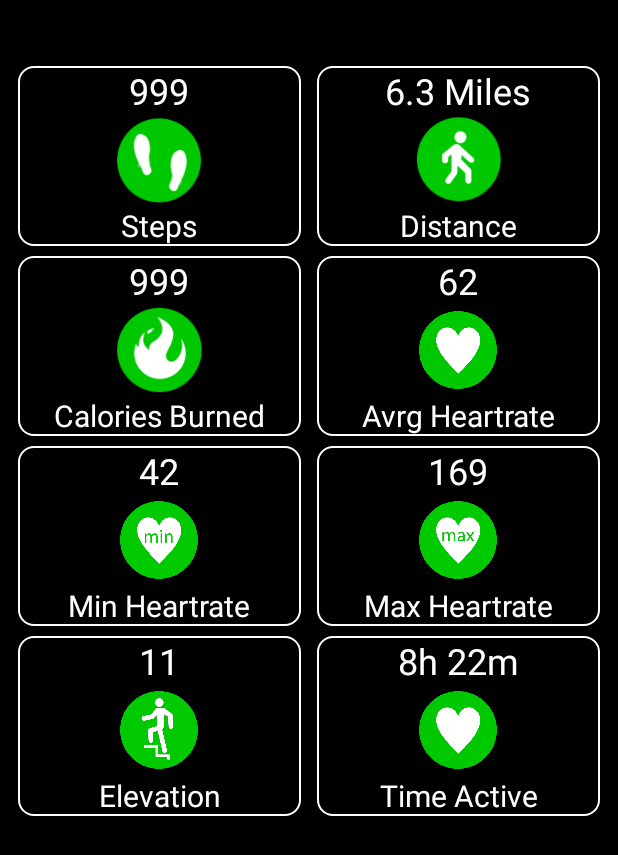
After one commit to group3fitbit/FitBitTracker, an Android app: the DashboardMainActivity screen opened directly, with no data from a screen before it, on a phone screen of 412 x 824 dp. The commit adds this screen. Shown: the top 855 px of the screen. Run offline under Robolectric (Android 15) with nearby library versions, the phone set to English and light mode, and no system bars.

Commit message:
Initial commit of dashboard activity

```diff
--- a/app/src/main/AndroidManifest.xml
+++ b/app/src/main/AndroidManifest.xml
@@ -15,6 +15,10 @@
                 <category android:name="android.intent.category.LAUNCHER" />
             </intent-filter>
         </activity>
+        <activity
+            android:name=".DashboardMainActivity"
+            android:screenOrientation="portrait">
+        </activity>
     </application>
 
 </manifest>
--- /dev/null
+++ b/app/src/main/java/tempreture/android/csulb/edu/fitbitapp/Constants.java
@@ -0,0 +1,17 @@
+package tempreture.android.csulb.edu.fitbitapp;
+
+/**
+ * Created by Adrian on 21.10.2016.
+ */
+
+public class Constants {
+
+    public static final String cSTEPS = "STEPS";
+    public static final String cDISTANCE = "DISTANCE";
+    public static final String cCALORIES = "CALORIES";
+    public static final String cAVRGHEARTRATE = "AVRGHEARTRATE";
+    public static final String cMAXHEARTRATE = "MAXHEARTRATE";
+    public static final String cMINHEARTRATE = "MINHEARTRATE";
+    public static final String cELEVATION = "ELEVATION";
+    public static final String cTIMEACTIVE = "TIMEACTIVE";
+}
--- /dev/null
+++ b/app/src/main/java/tempreture/android/csulb/edu/fitbitapp/DashboardMainActivity.java
@@ -0,0 +1,61 @@
+package tempreture.android.csulb.edu.fitbitapp;
+
+import android.app.Activity;
+import android.os.Bundle;
+import android.widget.TextView;
+
+import java.util.ArrayList;
+
+/**
+ * Created by Adrian on 21.10.2016.
+ */
+
+public class DashboardMainActivity extends Activity {
+
+    private TextView textView_dashboard_steps;
+    private TextView textView_dashboard_distance;
+    private TextView textView_dashboard_calories;
+    private TextView textView_dashboard_avrgHeartrate;
+    private TextView textView_dashboard_maxHeartrate;
+    private TextView textView_dashboard_minHeartrate;
+    private TextView textView_dashboard_elevation;
+    private TextView textView_dashboard_timeActive;
+
+    @Override
+    protected void onCreate(Bundle savedInstanceState) {
+        super.onCreate(savedInstanceState);
+        setContentView(R.layout.activity_dashboard_main);
+        initViewElements();
+    }
+
+    /**
+     * Initializes all gui elements which might be modified by code later on.
+     */
+    public void initViewElements() {
+        this.textView_dashboard_steps = (TextView) findViewById(R.id.textView_dashboard_steps);
+        this.textView_dashboard_distance = (TextView) findViewById(R.id.textView_dashboard_distance);
+        this.textView_dashboard_calories = (TextView) findViewById(R.id.textView_dashboard_calories);
+        this.textView_dashboard_avrgHeartrate = (TextView) findViewById(R.id.textView_dashboard_avrgHeartrate);
+        this.textView_dashboard_maxHeartrate = (TextView) findViewById(R.id.textView_dashboard_maxHeartrate);
+        this.textView_dashboard_minHeartrate = (TextView) findViewById(R.id.textView_dashboard_minHeartrate);
+        this.textView_dashboard_elevation = (TextView) findViewById(R.id.textView_dashboard_elevation);
+        this.textView_dashboard_timeActive = (TextView) findViewById(R.id.textView_dashboard_timeActive);
+
+    }
+
+//    @Override
+//    public void onResume() {
+//        super.onResume();
+//                ArrayList<Double> loadItemList_Steps = Util.getLoadItemlist(999.00);
+//                for (Double d : loadItemList_Steps) {
+//
+//                    textView_dashboard_steps.setText(String.format("%.2f", d));
+//                    try {
+//                        Thread.sleep(15);
+//                    } catch (InterruptedException e) {
+//                        e.printStackTrace();
+//                    }
+//                }
+//
+//    }
+}
--- a/app/src/main/java/tempreture/android/csulb/edu/fitbitapp/MainActivity.java
+++ b/app/src/main/java/tempreture/android/csulb/edu/fitbitapp/MainActivity.java
@@ -1,7 +1,10 @@
 package tempreture.android.csulb.edu.fitbitapp;
 
+import android.content.Intent;
 import android.support.v7.app.AppCompatActivity;
 import android.os.Bundle;
+import android.view.View;
+import android.widget.Button;
 
 public class MainActivity extends AppCompatActivity {
 
@@ -9,5 +12,16 @@ public class MainActivity extends AppCompatActivity {
     protected void onCreate(Bundle savedInstanceState) {
         super.onCreate(savedInstanceState);
         setContentView(R.layout.activity_main);
+
+        Button btn = (Button) findViewById(R.id.button);
+
+        btn.setOnClickListener(new View.OnClickListener() {
+            @Override
+            public void onClick(View v) {
+                Intent intent = new Intent(getApplicationContext(), DashboardMainActivity.class);
+//              intent.putExtra("id", position);
+                startActivity(intent);
+            }
+        });
     }
 }
--- /dev/null
+++ b/app/src/main/java/tempreture/android/csulb/edu/fitbitapp/Util.java
@@ -0,0 +1,42 @@
+package tempreture.android.csulb.edu.fitbitapp;
+
+import java.math.BigDecimal;
+import java.math.RoundingMode;
+import java.util.ArrayList;
+
+/**
+ * Created by Adrian on 21.10.2016.
+ */
+
+public class Util {
+
+    /**
+     * Returns a list of 100 items with double values between 0 and max
+     * @param max
+     * @return
+     */
+    public static ArrayList<Double> getLoadItemlist(Double max) {
+        ArrayList<Double> loadItems = new ArrayList<Double>();
+        int numberOfSteps = 100;
+        Double steps = max / numberOfSteps;
+
+        for(int i = 1; i <= numberOfSteps; i++) {
+            loadItems.add(steps * i);
+        }
+        return loadItems;
+    }
+
+    /**
+     * Rounds a double value
+     * @param value
+     * @param places
+     * @return
+     */
+    public static double round(double value, int places) {
+        if (places < 0) throw new IllegalArgumentException();
+
+        BigDecimal bd = new BigDecimal(value);
+        bd = bd.setScale(places, RoundingMode.HALF_UP);
+        return bd.doubleValue();
+    }
+}
--- /dev/null
+++ b/app/src/main/res/drawable/border.xml
@@ -0,0 +1,6 @@
+<?xml version="1.0" encoding="UTF-8"?>
+<shape xmlns:android= "http://schemas.android.com/apk/res/android"
+    android:shape="rectangle">
+    <stroke android:width="1dp" android:color="#ffffff"/>
+    <corners android:radius="10dp"/>
+</shape>
--- /dev/null
+++ b/app/src/main/res/layout/activity_dashboard_main.xml
@@ -0,0 +1,339 @@
+<?xml version="1.0" encoding="utf-8"?>
+<LinearLayout xmlns:android="http://schemas.android.com/apk/res/android"
+    xmlns:app="http://schemas.android.com/apk/res-auto"
+    xmlns:tools="http://schemas.android.com/tools"
+    android:orientation="vertical" android:layout_width="match_parent"
+    android:layout_height="match_parent"
+    android:background="#000000"
+    android:paddingLeft="12dp"
+    android:paddingRight="12dp">
+
+    <TextView
+        android:text="@string/dashboard_title"
+        android:layout_width="match_parent"
+        android:layout_height="wrap_content"
+        android:id="@+id/textView1"
+        android:layout_weight="0"
+        android:textStyle="normal|bold"
+        android:textSize="30sp"
+        android:textAlignment="center"
+        tools:textColor="#ffffff" />
+
+    <LinearLayout
+        android:orientation="horizontal"
+        android:layout_width="match_parent"
+        android:layout_height="wrap_content"
+        android:paddingBottom="3dp"
+        android:paddingTop="3dp">
+
+        <LinearLayout
+            android:orientation="vertical"
+            android:layout_width="match_parent"
+            android:layout_height="match_parent"
+            android:layout_weight="0.5"
+            android:background="@drawable/border"
+            android:clickable="true"
+            android:layout_marginRight="5dp">
+
+            <TextView
+                android:text="999"
+                android:layout_width="match_parent"
+                android:layout_height="wrap_content"
+                android:id="@+id/textView_dashboard_steps"
+                android:textSize="24sp"
+                android:textAlignment="center"
+                android:textColor="#ffffff" />
+
+
+            <ImageView
+                android:id="@+id/imageView_dashboard_steps"
+                android:layout_gravity="center"
+                android:layout_height="60dp"
+                android:layout_width="60dp"
+                android:src="@drawable/steps" />
+
+            <TextView
+                android:text="@string/dashboard_steps"
+                android:layout_width="match_parent"
+                android:layout_height="wrap_content"
+                android:id="@+id/textView11"
+                android:textSize="20sp"
+                android:textAlignment="center"
+                android:textColor="#ffffff" />
+        </LinearLayout>
+
+        <LinearLayout
+            android:orientation="vertical"
+            android:layout_width="match_parent"
+            android:layout_height="match_parent"
+            android:layout_weight="0.5"
+            android:background="@drawable/border"
+            android:layout_marginLeft="5dp">
+            <TextView
+                android:text="6.3 Miles"
+                android:layout_width="match_parent"
+                android:layout_height="wrap_content"
+                android:id="@+id/textView_dashboard_distance"
+                android:textSize="24sp"
+                android:textAlignment="center"
+                android:textColor="#ffffff" />
+
+
+            <ImageView
+                android:src="@drawable/distance"
+                android:id="@+id/imageView_dashboard_distance"
+                android:layout_height="60dp"
+                android:layout_width="60dp"
+                android:layout_gravity="center" />
+
+            <TextView
+                android:text="@string/dashboard_distance"
+                android:layout_width="match_parent"
+                android:layout_height="wrap_content"
+                android:id="@+id/textView12"
+                android:textSize="20sp"
+                android:textAlignment="center"
+                android:textColor="#ffffff" />
+
+        </LinearLayout>
+
+    </LinearLayout>
+
+    <LinearLayout
+        android:orientation="horizontal"
+        android:layout_width="match_parent"
+        android:layout_height="wrap_content"
+        android:paddingBottom="3dp"
+        android:paddingTop="3dp">
+
+        <LinearLayout
+            android:orientation="vertical"
+            android:layout_width="match_parent"
+            android:layout_height="match_parent"
+            android:layout_weight="0.5"
+            android:background="@drawable/border"
+            android:layout_marginRight="5dp">
+
+            <TextView
+                android:text="999"
+                android:layout_width="match_parent"
+                android:layout_height="wrap_content"
+                android:id="@+id/textView_dashboard_calories"
+                android:textSize="24sp"
+                android:textAlignment="center"
+                android:textColor="#ffffff" />
+
+
+            <ImageView
+                android:src="@drawable/calories"
+                android:id="@+id/imageView_dashboard_calories"
+                android:layout_height="60dp"
+                android:layout_width="60dp"
+                android:layout_gravity="center" />
+
+            <TextView
+                android:text="@string/dashboard_calories"
+                android:layout_width="match_parent"
+                android:layout_height="wrap_content"
+                android:id="@+id/textView15"
+                android:textSize="20sp"
+                android:textAlignment="center"
+                android:textColor="#ffffff" />
+        </LinearLayout>
+
+        <LinearLayout
+            android:orientation="vertical"
+            android:layout_width="match_parent"
+            android:layout_height="match_parent"
+            android:layout_weight="0.5"
+            android:background="@drawable/border"
+            android:layout_marginLeft="5dp">
+            <TextView
+                android:text="62"
+                android:layout_width="match_parent"
+                android:layout_height="wrap_content"
+                android:id="@+id/textView_dashboard_avrgHeartrate"
+                android:textSize="24sp"
+                android:textAlignment="center"
+                android:textColor="#ffffff" />
+
+
+            <ImageView
+                android:src="@drawable/heart"
+                android:id="@+id/imageView_dashboard_avrgHeartrate"
+                android:layout_height="60dp"
+                android:layout_width="60dp"
+                android:layout_gravity="center" />
+
+            <TextView
+                android:text="@string/dashboard_avrgHeartrate"
+                android:layout_width="match_parent"
+                android:layout_height="wrap_content"
+                android:id="@+id/textView14"
+                android:textSize="20sp"
+                android:textAlignment="center"
+                android:textColor="#ffffff" />
+
+        </LinearLayout>
+
+    </LinearLayout>
+
+    <LinearLayout
+        android:orientation="horizontal"
+        android:layout_width="match_parent"
+        android:layout_height="wrap_content"
+        android:paddingBottom="3dp"
+        android:paddingTop="3dp">
+
+        <LinearLayout
+            android:orientation="vertical"
+            android:layout_width="match_parent"
+            android:layout_height="match_parent"
+            android:layout_weight="0.5"
+            android:background="@drawable/border"
+            android:layout_marginRight="5dp">
+
+            <TextView
+                android:text="42"
+                android:layout_width="match_parent"
+                android:layout_height="wrap_content"
+                android:id="@+id/textView_dashboard_minHeartrate"
+                android:textSize="24sp"
+                android:textAlignment="center"
+                android:textColor="#ffffff" />
+
+
+            <ImageView
+                android:src="@drawable/heart_min"
+                android:id="@+id/imageView_dashboard_minHeartrate"
+                android:layout_height="60dp"
+                android:layout_width="60dp"
+                android:layout_gravity="center" />
+
+            <TextView
+                android:text="@string/dashboard_minHeartrate"
+                android:layout_width="match_parent"
+                android:layout_height="wrap_content"
+                android:id="@+id/textView13"
+                android:textSize="20sp"
+                android:textAlignment="center"
+                android:textColor="#ffffff" />
+        </LinearLayout>
+
+        <LinearLayout
+            android:orientation="vertical"
+            android:layout_width="match_parent"
+            android:layout_height="match_parent"
+            android:layout_weight="0.5"
+            android:background="@drawable/border"
+            android:layout_marginLeft="5dp">
+            <TextView
+                android:text="169"
+                android:layout_width="match_parent"
+                android:layout_height="wrap_content"
+                android:id="@+id/textView_dashboard_maxHeartrate"
+                android:textSize="24sp"
+                android:textAlignment="center"
+                android:textColor="#ffffff" />
+
+
+            <ImageView
+                android:src="@drawable/heart_max"
+                android:id="@+id/imageView_dashboard_maxHeartrate"
+                android:layout_height="60dp"
+                android:layout_width="60dp"
+                android:layout_gravity="center" />
+
+            <TextView
+                android:text="@string/dashboard_maxHeartrate"
+                android:layout_width="match_parent"
+                android:layout_height="wrap_content"
+                android:id="@+id/textView18"
+                android:textSize="20sp"
+                android:textAlignment="center"
+                android:textColor="#ffffff" />
+
+        </LinearLayout>
+
+    </LinearLayout>
+
+    <LinearLayout
+        android:orientation="horizontal"
+        android:layout_width="match_parent"
+        android:layout_height="wrap_content"
+        android:paddingBottom="3dp"
+        android:paddingTop="3dp">
+
+        <LinearLayout
+            android:orientation="vertical"
+            android:layout_width="match_parent"
+            android:layout_height="match_parent"
+            android:layout_weight="0.5"
+            android:background="@drawable/border"
+            android:layout_marginRight="5dp">
+
+            <TextView
+                android:text="11"
+                android:layout_width="match_parent"
+                android:layout_height="wrap_content"
+                android:id="@+id/textView_dashboard_elevation"
+                android:textSize="24sp"
+                android:textAlignment="center"
+                android:textColor="#ffffff" />
+
+
+            <ImageView
+                android:src="@drawable/stairs"
+                android:id="@+id/imageView_dashboard_elevation"
+                android:layout_height="60dp"
+                android:layout_width="60dp"
+                android:layout_gravity="center" />
+
+            <TextView
+                android:text="@string/dashboard_elevation"
+                android:layout_width="match_parent"
+                android:layout_height="wrap_content"
+                android:id="@+id/textView19"
+                android:textSize="20sp"
+                android:textAlignment="center"
+                android:textColor="#ffffff" />
+        </LinearLayout>
+
+        <LinearLayout
+            android:orientation="vertical"
+            android:layout_width="match_parent"
+            android:layout_height="match_parent"
+            android:layout_weight="0.5"
+            android:background="@drawable/border"
+            android:layout_marginLeft="5dp">
+            <TextView
+                android:text="8h 22m"
+                android:layout_width="match_parent"
+                android:layout_height="wrap_content"
+                android:id="@+id/textView_dashboard_timeActive"
+                android:textSize="24sp"
+                android:textAlignment="center"
+                android:textColor="#ffffff" />
+
+
+            <ImageView
+                android:src="@drawable/heart"
+                android:id="@+id/imageView_dashboard_timeActive"
+                android:layout_height="60dp"
+                android:layout_width="60dp"
+                android:layout_gravity="center" />
+
+            <TextView
+                android:text="@string/dashboard_timeActive"
+                android:layout_width="match_parent"
+                android:layout_height="wrap_content"
+                android:id="@+id/textView20"
+                android:textSize="20sp"
+                android:textAlignment="center"
+                android:textColor="#ffffff" />
+
+        </LinearLayout>
+
+    </LinearLayout>
+
+</LinearLayout>
--- a/app/src/main/res/layout/activity_main.xml
+++ b/app/src/main/res/layout/activity_main.xml
@@ -12,5 +12,15 @@
     <TextView
         android:layout_width="wrap_content"
         android:layout_height="wrap_content"
-        android:text="Hello World!" />
+        android:text="Hello World!"
+        android:id="@+id/textView" />
+
+    <Button
+        android:text="Dashboard"
+        android:layout_width="wrap_content"
+        android:layout_height="wrap_content"
+        android:layout_below="@+id/textView"
+        android:layout_centerHorizontal="true"
+        android:layout_marginTop="84dp"
+        android:id="@+id/button" />
 </RelativeLayout>
--- a/app/src/main/res/values/strings.xml
+++ b/app/src/main/res/values/strings.xml
@@ -1,3 +1,12 @@
 <resources>
     <string name="app_name">FitBitApp</string>
+    <string name="dashboard_title">Dashboard</string>
+    <string name="dashboard_steps">Steps</string>
+    <string name="dashboard_calories">Calories Burned</string>
+    <string name="dashboard_avrgHeartrate">Avrg Heartrate</string>
+    <string name="dashboard_maxHeartrate">Max Heartrate</string>
+    <string name="dashboard_minHeartrate">Min Heartrate</string>
+    <string name="dashboard_elevation">Elevation</string>
+    <string name="dashboard_timeActive">Time Active</string>
+    <string name="dashboard_distance">Distance</string>
 </resources>
--- a/build.gradle
+++ b/build.gradle
@@ -5,7 +5,7 @@ buildscript {
         jcenter()
     }
     dependencies {
-        classpath 'com.android.tools.build:gradle:2.1.3'
+        classpath 'com.android.tools.build:gradle:2.2.2'
 
         // NOTE: Do not place your application dependencies here; they belong
         // in the individual module build.gradle files
```
Also changed, not shown: app/src/main/res/drawable/calories.png (added), app/src/main/res/drawable/distance.png (added), app/src/main/res/drawable/heart.png (added), app/src/main/res/drawable/heart_max.png (added), app/src/main/res/drawable/heart_min.png (added), app/src/main/res/drawable/stairs.png (added), app/src/main/res/drawable/steps.png (added).
